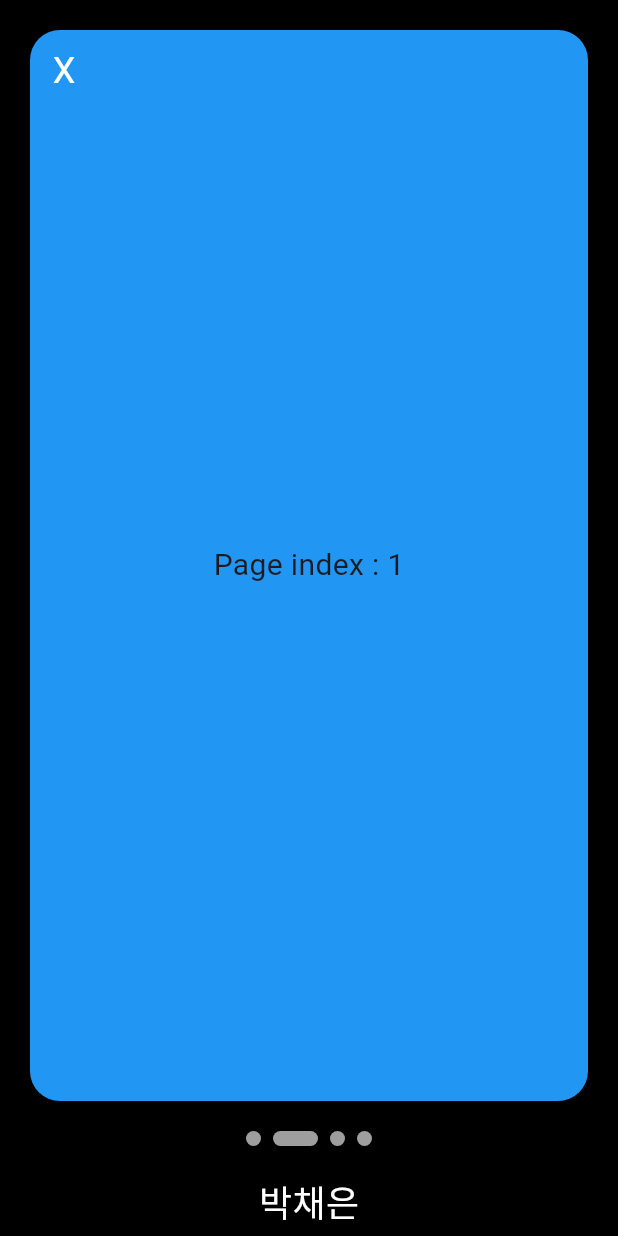
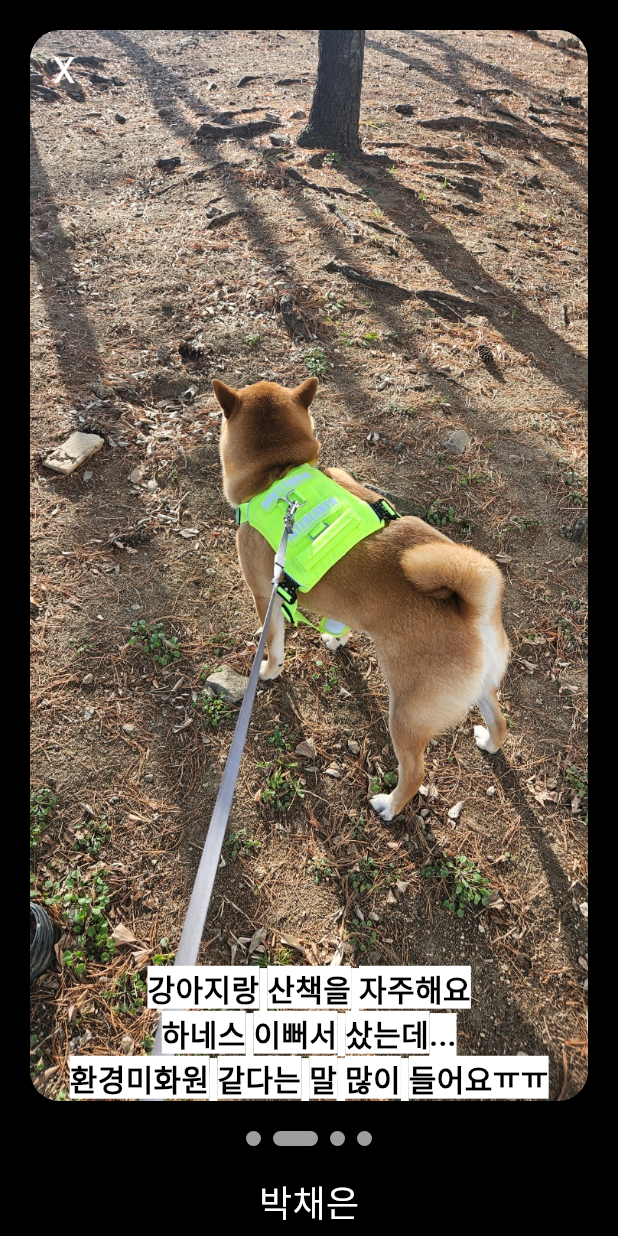
Before and after one commit to LeeHJuu/practice_team_info_app, a Flutter app: the MemberPagePce screen opened directly, swiped to page 2, on a phone screen of 412 x 824 dp. Run offline on Flutter 3.47's test engine with Material 3 defaults, Android fonts, the phone set to English and light mode, and no system bars; drawn by our look-alikes of smooth_page_indicator; our stand-ins replace get; missing offline and left inert: loop_page_view.

Commit message:
박채은 멤버소개 업데이트

```diff
--- a/lib/member_page_pce.dart
+++ b/lib/member_page_pce.dart
@@ -110,9 +110,9 @@ class MemberPagePce extends StatelessWidget {
           child: Container(
             margin: const EdgeInsets.fromLTRB(0, 350, 0, 0),
             child: const Text(
-              "잼민이 시바견을 키우고있습니다",
+              "잼민이 시바견을 키우고있어요",
               style: TextStyle(
-                  color: Colors.black,
+                  color: Colors.white,
                   fontSize: 25,
                   fontWeight: FontWeight.bold),
             ),
@@ -124,40 +124,80 @@ class MemberPagePce extends StatelessWidget {
 
   Widget SecondScreen() {
     return SizedBox.expand(
-      child: Container(
-        color: Colors.blue,
-        child: const Center(
-          child: Text(
-            'Page index : 1',
-            style: TextStyle(fontSize: 20),
+        child: Container(
+      decoration: const BoxDecoration(
+        image: DecorationImage(
+            image: AssetImage('assets/images/pce2.jpg'), fit: BoxFit.cover),
+      ),
+      child: Column(
+        mainAxisAlignment: MainAxisAlignment.end,
+        children: [
+          Text(
+            '강아지랑 산책을 자주해요',
+            style: TextStyle(
+                color: Colors.black,
+                fontSize: 20,
+                fontWeight: FontWeight.bold,
+                backgroundColor: Color.fromARGB(255, 255, 255, 255)),
           ),
-        ),
+          Text(
+            '하네스 이뻐서 샀는데...',
+            style: TextStyle(
+                color: Colors.black,
+                fontSize: 20,
+                fontWeight: FontWeight.bold,
+                backgroundColor: Color.fromARGB(255, 255, 255, 255)),
+          ),
+          Text(
+            '환경미화원 같다는 말 많이 들어요ㅠㅠ',
+            style: TextStyle(
+                color: Colors.black,
+                fontSize: 20,
+                fontWeight: FontWeight.bold,
+                backgroundColor: Color.fromARGB(255, 255, 255, 255)),
+          ),
+        ],
       ),
-    );
+    ));
   }
 
   Widget ThirdScreen() {
     return SizedBox.expand(
-      child: Container(
-        color: const Color.fromARGB(255, 92, 156, 49),
-        child: const Center(
-          child: Text(
-            'Page index : 2',
-            style: TextStyle(fontSize: 20),
+        child: Container(
+      decoration: const BoxDecoration(
+        image: DecorationImage(
+            image: AssetImage('assets/images/pce3.jpg'), fit: BoxFit.cover),
+      ),
+      child: Center(
+        child: Container(
+          margin: const EdgeInsets.fromLTRB(350, 0, 0, 350),
+          child: const Text(
+            '저는 겨울을 좋아하는 집순이',
+            style: TextStyle(
+                color: Colors.black, fontSize: 20, fontWeight: FontWeight.bold),
           ),
         ),
       ),
-    );
+    ));
   }
 
   Widget FourthScreen() {
     return SizedBox.expand(
       child: Container(
-        color: const Color.fromARGB(255, 243, 100, 33),
-        child: const Center(
-          child: Text(
-            'Page index : 3',
-            style: TextStyle(fontSize: 20),
+        decoration: const BoxDecoration(
+          image: DecorationImage(
+              image: AssetImage('assets/images/pce5.jpg'), fit: BoxFit.cover),
+        ),
+        child: Center(
+          child: Container(
+            margin: const EdgeInsets.fromLTRB(0, 700, 0, 0),
+            child: const Text(
+              'ISTJ에서 INTP으로 최근에 바꼈어요',
+              style: TextStyle(
+                  color: Colors.black,
+                  fontSize: 20,
+                  fontWeight: FontWeight.bold),
+            ),
           ),
         ),
       ),
```
Also changed, not shown: assets/images/pce0.jpg (added), assets/images/pce2.jpg, assets/images/pce3.jpg (added), assets/images/pce5.jpg (added).
